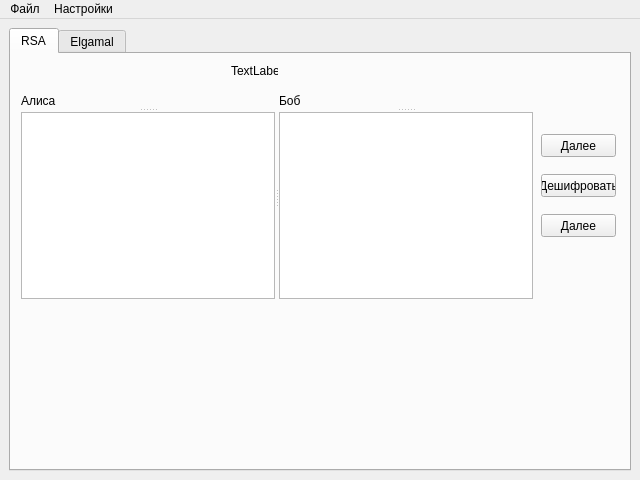
This is mainwindow.ui in maxim79135/LastCourseWork as Qt 5 draws it before an edit. The edited form follows.
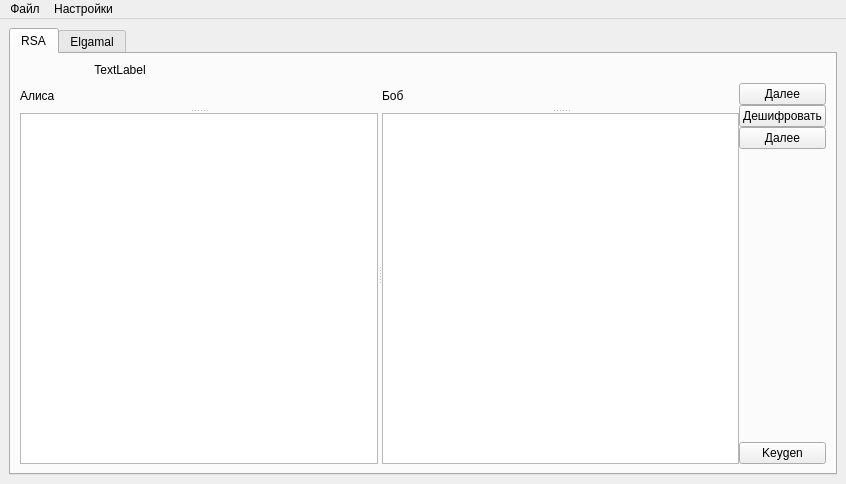
This is the edited form.

What changed in the file:
```diff
--- a/mainwindow.ui
+++ b/mainwindow.ui
@@ -6,17 +6,20 @@
    <rect>
     <x>0</x>
     <y>0</y>
-    <width>640</width>
-    <height>480</height>
+    <width>846</width>
+    <height>484</height>
    </rect>
   </property>
   <property name="windowTitle">
    <string>MainWindow</string>
   </property>
   <widget class="QWidget" name="centralwidget">
-   <layout class="QGridLayout" name="gridLayout">
+   <layout class="QGridLayout" name="gridLayout_2">
     <item row="0" column="0">
      <widget class="QTabWidget" name="tabWidget">
+      <property name="autoFillBackground">
+       <bool>true</bool>
+      </property>
       <property name="currentIndex">
        <number>0</number>
       </property>
@@ -27,41 +30,72 @@
        <attribute name="title">
         <string>RSA</string>
        </attribute>
+       <layout class="QGridLayout" name="gridLayout">
+        <item row="0" column="0">
+         <layout class="QVBoxLayout" name="verticalLayout_4">
+          <item>
+           <layout class="QGridLayout" name="gridLayout_3" rowstretch="0,0" columnstretch="0,0">
+            <property name="topMargin">
+             <number>0</number>
+            </property>
+            <property name="bottomMargin">
+             <number>0</number>
+            </property>
+            <property name="horizontalSpacing">
+             <number>0</number>
+            </property>
+            <property name="verticalSpacing">
+             <number>-1</number>
+            </property>
+            <item row="1" column="1">
+             <layout class="QVBoxLayout" name="verticalLayout">
+              <item>
        <widget class="QPushButton" name="pushButton">
-        <property name="geometry">
-         <rect>
-          <x>530</x>
-          <y>80</y>
-          <width>75</width>
-          <height>23</height>
-         </rect>
-        </property>
+                <property name="text">
+                 <string>Далее</string>
+                </property>
+               </widget>
+              </item>
+              <item>
+               <widget class="QPushButton" name="pushButton_2">
         <property name="text">
+                 <string>Дешифровать</string>
+                </property>
+               </widget>
+              </item>
+              <item>
+               <widget class="QPushButton" name="nextCommandRSA">
+                <property name="text">
          <string>Далее</string>
         </property>
        </widget>
-       <widget class="QLabel" name="label_3">
-        <property name="geometry">
-         <rect>
-          <x>220</x>
-          <y>10</y>
-          <width>47</width>
-          <height>13</height>
-         </rect>
-        </property>
+              </item>
+              <item>
+               <spacer name="verticalSpacer">
+                <property name="orientation">
+                 <enum>Qt::Vertical</enum>
+                </property>
+                <property name="sizeHint" stdset="0">
+                 <size>
+                  <width>20</width>
+                  <height>40</height>
+                 </size>
+                </property>
+               </spacer>
+              </item>
+              <item>
+               <widget class="QPushButton" name="generateKeys">
         <property name="text">
-         <string>TextLabel</string>
-        </property>
-       </widget>
+                 <string>Keygen</string>
+                </property>
+               </widget>
+              </item>
+             </layout>
+            </item>
+            <item row="1" column="0">
+             <layout class="QGridLayout" name="gridLayout_4">
+              <item row="0" column="0">
        <widget class="QSplitter" name="splitter_3">
-        <property name="geometry">
-         <rect>
-          <x>10</x>
-          <y>40</y>
-          <width>512</width>
-          <height>205</height>
-         </rect>
-        </property>
         <property name="orientation">
          <enum>Qt::Horizontal</enum>
         </property>
@@ -88,32 +122,39 @@
          <widget class="QTextEdit" name="textEdit_2"/>
         </widget>
        </widget>
-       <widget class="QPushButton" name="pushButton_2">
-        <property name="geometry">
-         <rect>
-          <x>530</x>
-          <y>120</y>
-          <width>75</width>
-          <height>23</height>
-         </rect>
-        </property>
+              </item>
+             </layout>
+            </item>
+            <item row="0" column="0">
+             <widget class="QLabel" name="title">
+              <property name="maximumSize">
+               <size>
+                <width>200</width>
+                <height>20</height>
+               </size>
+              </property>
+              <property name="acceptDrops">
+               <bool>false</bool>
+              </property>
         <property name="text">
-         <string>Дешифровать</string>
-        </property>
-       </widget>
-       <widget class="QPushButton" name="pushButton_3">
-        <property name="geometry">
-         <rect>
-          <x>530</x>
-          <y>160</y>
-          <width>75</width>
-          <height>23</height>
-         </rect>
-        </property>
-        <property name="text">
-         <string>Далее</string>
-        </property>
-       </widget>
+               <string>TextLabel</string>
+              </property>
+              <property name="scaledContents">
+               <bool>false</bool>
+              </property>
+              <property name="alignment">
+               <set>Qt::AlignCenter</set>
+              </property>
+              <property name="wordWrap">
+               <bool>false</bool>
+              </property>
+             </widget>
+            </item>
+           </layout>
+          </item>
+         </layout>
+        </item>
+       </layout>
       </widget>
       <widget class="QWidget" name="tab_2">
        <attribute name="title">
@@ -205,8 +246,8 @@
     <rect>
      <x>0</x>
      <y>0</y>
-     <width>640</width>
-     <height>21</height>
+     <width>846</width>
+     <height>24</height>
     </rect>
    </property>
    <widget class="QMenu" name="menu">
```
Lines whose indentation alone changed are shown as unchanged.
